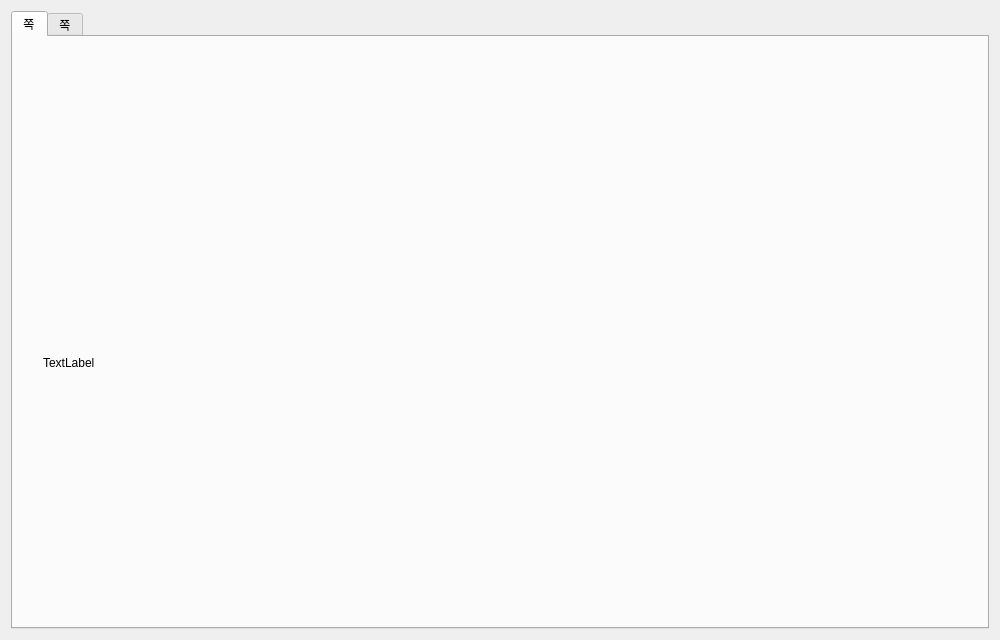
First picture: the form in MainForm.ui, repository DeathByS/PythonProject, before the edit.
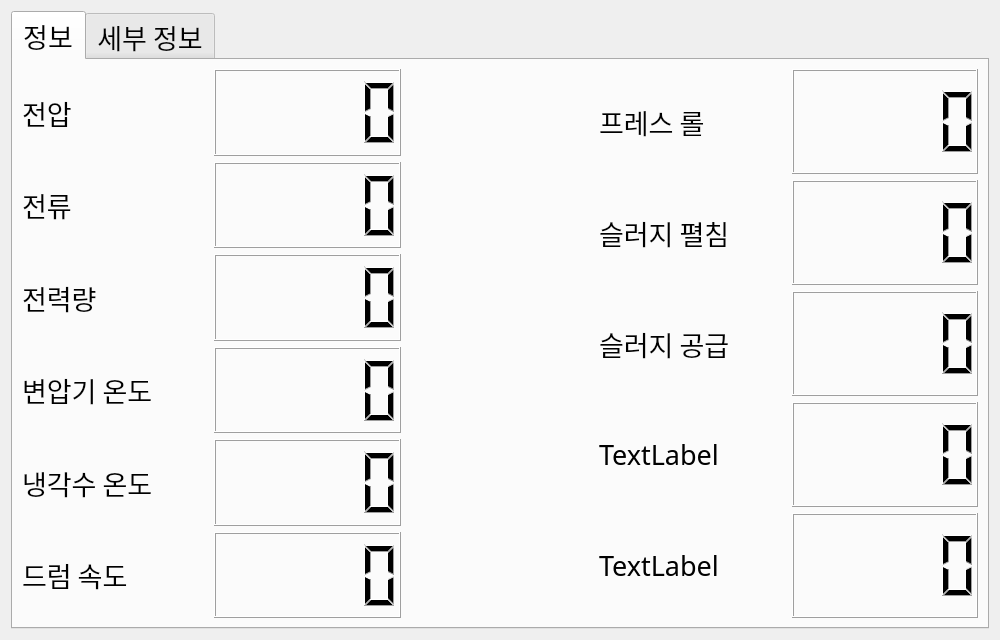
Second picture: the form after the edit. The open tabs and pages were chosen to show the change.

What changed in the file:
```diff
--- a/MainForm.ui
+++ b/MainForm.ui
@@ -16,33 +16,263 @@
   <property name="windowTitle">
    <string>Dialog</string>
   </property>
-  <layout class="QGridLayout" name="gridLayout">
+  <property name="modal">
+   <bool>false</bool>
+  </property>
+  <layout class="QGridLayout" name="gridLayout_3">
    <item row="0" column="0">
     <widget class="QTabWidget" name="tabWidget">
+     <property name="font">
+      <font>
+       <family>맑은 고딕</family>
+       <pointsize>20</pointsize>
+      </font>
+     </property>
+     <property name="autoFillBackground">
+      <bool>false</bool>
+     </property>
+     <property name="tabShape">
+      <enum>QTabWidget::Rounded</enum>
+     </property>
      <property name="currentIndex">
-      <number>0</number>
+      <number>1</number>
+     </property>
+     <property name="iconSize">
+      <size>
+       <width>16</width>
+       <height>16</height>
+      </size>
+     </property>
+     <property name="movable">
+      <bool>true</bool>
      </property>
      <widget class="QWidget" name="tab">
+      <property name="font">
+       <font>
+        <family>굴림체</family>
+        <pointsize>20</pointsize>
+       </font>
+      </property>
       <attribute name="title">
-       <string>쪽</string>
+       <string>정보</string>
       </attribute>
-      <widget class="QLabel" name="label_2">
-       <property name="geometry">
-        <rect>
-         <x>30</x>
-         <y>240</y>
-         <width>982</width>
-         <height>171</height>
-        </rect>
-       </property>
-       <property name="text">
-        <string>TextLabel</string>
-       </property>
-      </widget>
+      <layout class="QGridLayout" name="gridLayout">
+       <item row="0" column="3">
+        <layout class="QVBoxLayout" name="verticalLayout_16">
+         <item>
+          <widget class="QLabel" name="label_15">
+           <property name="text">
+            <string>프레스 롤</string>
+           </property>
+          </widget>
+         </item>
+         <item>
+          <layout class="QVBoxLayout" name="verticalLayout_27"/>
+         </item>
+         <item>
+          <widget class="QLabel" name="label_14">
+           <property name="text">
+            <string>슬러지 펼침</string>
+           </property>
+          </widget>
+         </item>
+         <item>
+          <layout class="QVBoxLayout" name="verticalLayout_26"/>
+         </item>
+         <item>
+          <widget class="QLabel" name="label_7">
+           <property name="text">
+            <string>슬러지 공급</string>
+           </property>
+          </widget>
+         </item>
+         <item>
+          <layout class="QVBoxLayout" name="verticalLayout_25"/>
+         </item>
+         <item>
+          <widget class="QLabel" name="label_13">
+           <property name="text">
+            <string>TextLabel</string>
+           </property>
+          </widget>
+         </item>
+         <item>
+          <layout class="QVBoxLayout" name="verticalLayout_24"/>
+         </item>
+         <item>
+          <widget class="QLabel" name="label_6">
+           <property name="text">
+            <string>TextLabel</string>
+           </property>
+          </widget>
+         </item>
+        </layout>
+       </item>
+       <item row="0" column="0">
+        <layout class="QGridLayout" name="gridLayout_2">
+         <item row="3" column="0">
+          <widget class="QLabel" name="label_5">
+           <property name="text">
+            <string>전류</string>
+           </property>
+          </widget>
+         </item>
+         <item row="5" column="0">
+          <widget class="QLabel" name="label_10">
+           <property name="text">
+            <string>전력량</string>
+           </property>
+          </widget>
+         </item>
+         <item row="1" column="0">
+          <widget class="QLabel" name="label_2">
+           <property name="autoFillBackground">
+            <bool>false</bool>
+           </property>
+           <property name="frameShape">
+            <enum>QFrame::NoFrame</enum>
+           </property>
+           <property name="frameShadow">
+            <enum>QFrame::Sunken</enum>
+           </property>
+           <property name="text">
+            <string>전압</string>
+           </property>
+           <property name="scaledContents">
+            <bool>false</bool>
+           </property>
+          </widget>
+         </item>
+         <item row="11" column="0">
+          <widget class="QLabel" name="label_3">
+           <property name="text">
+            <string>드럼 속도</string>
+           </property>
+          </widget>
+         </item>
+         <item row="2" column="0">
+          <layout class="QVBoxLayout" name="verticalLayout_2"/>
+         </item>
+         <item row="8" column="0">
+          <layout class="QVBoxLayout" name="verticalLayout_5"/>
+         </item>
+         <item row="10" column="0">
+          <layout class="QVBoxLayout" name="verticalLayout_6"/>
+         </item>
+         <item row="6" column="0">
+          <layout class="QVBoxLayout" name="verticalLayout_4"/>
+         </item>
+         <item row="4" column="0">
+          <layout class="QVBoxLayout" name="verticalLayout_3"/>
+         </item>
+         <item row="9" column="0">
+          <widget class="QLabel" name="label_12">
+           <property name="text">
+            <string>냉각수 온도</string>
+           </property>
+          </widget>
+         </item>
+         <item row="7" column="0">
+          <widget class="QLabel" name="label_11">
+           <property name="text">
+            <string>변압기 온도</string>
+           </property>
+          </widget>
+         </item>
+        </layout>
+       </item>
+       <item row="0" column="4">
+        <layout class="QVBoxLayout" name="verticalLayout_17">
+         <item>
+          <layout class="QVBoxLayout" name="verticalLayout_29">
+           <item>
+            <widget class="QLCDNumber" name="lcdNumber_7"/>
+           </item>
+          </layout>
+         </item>
+         <item>
+          <layout class="QVBoxLayout" name="verticalLayout_30"/>
+         </item>
+         <item>
+          <widget class="QLCDNumber" name="lcdNumber_8"/>
+         </item>
+         <item>
+          <layout class="QVBoxLayout" name="verticalLayout_35"/>
+         </item>
+         <item>
+          <widget class="QLCDNumber" name="lcdNumber_9"/>
+         </item>
+         <item>
+          <layout class="QVBoxLayout" name="verticalLayout_31"/>
+         </item>
+         <item>
+          <widget class="QLCDNumber" name="lcdNumber_10"/>
+         </item>
+         <item>
+          <layout class="QVBoxLayout" name="verticalLayout_28"/>
+         </item>
+         <item>
+          <widget class="QLCDNumber" name="lcdNumber_11"/>
+         </item>
+        </layout>
+       </item>
+       <item row="0" column="1">
+        <layout class="QVBoxLayout" name="verticalLayout">
+         <item>
+          <widget class="QLCDNumber" name="lcdNumber_1">
+           <property name="autoFillBackground">
+            <bool>false</bool>
+           </property>
+          </widget>
+         </item>
+         <item>
+          <layout class="QVBoxLayout" name="verticalLayout_7"/>
+         </item>
+         <item>
+          <widget class="QLCDNumber" name="lcdNumber_2"/>
+         </item>
+         <item>
+          <layout class="QVBoxLayout" name="verticalLayout_8"/>
+         </item>
+         <item>
+          <widget class="QLCDNumber" name="lcdNumber_3"/>
+         </item>
+         <item>
+          <layout class="QVBoxLayout" name="verticalLayout_9"/>
+         </item>
+         <item>
+          <widget class="QLCDNumber" name="lcdNumber_4"/>
+         </item>
+         <item>
+          <layout class="QVBoxLayout" name="verticalLayout_10"/>
+         </item>
+         <item>
+          <widget class="QLCDNumber" name="lcdNumber_5"/>
+         </item>
+         <item>
+          <layout class="QVBoxLayout" name="verticalLayout_11"/>
+         </item>
+         <item>
+          <widget class="QLCDNumber" name="lcdNumber_6"/>
+         </item>
+        </layout>
+       </item>
+       <item row="0" column="2">
+        <layout class="QVBoxLayout" name="verticalLayout_23">
+         <item>
+          <widget class="QLabel" name="label_4">
+           <property name="text">
+            <string/>
+           </property>
+          </widget>
+         </item>
+        </layout>
+       </item>
+      </layout>
      </widget>
      <widget class="QWidget" name="tab_2">
       <attribute name="title">
-       <string>쪽</string>
+       <string>세부 정보</string>
       </attribute>
       <widget class="QLabel" name="label">
        <property name="geometry">
```
Left out of the diff: 24 changed lines with no effect on the pictures.
